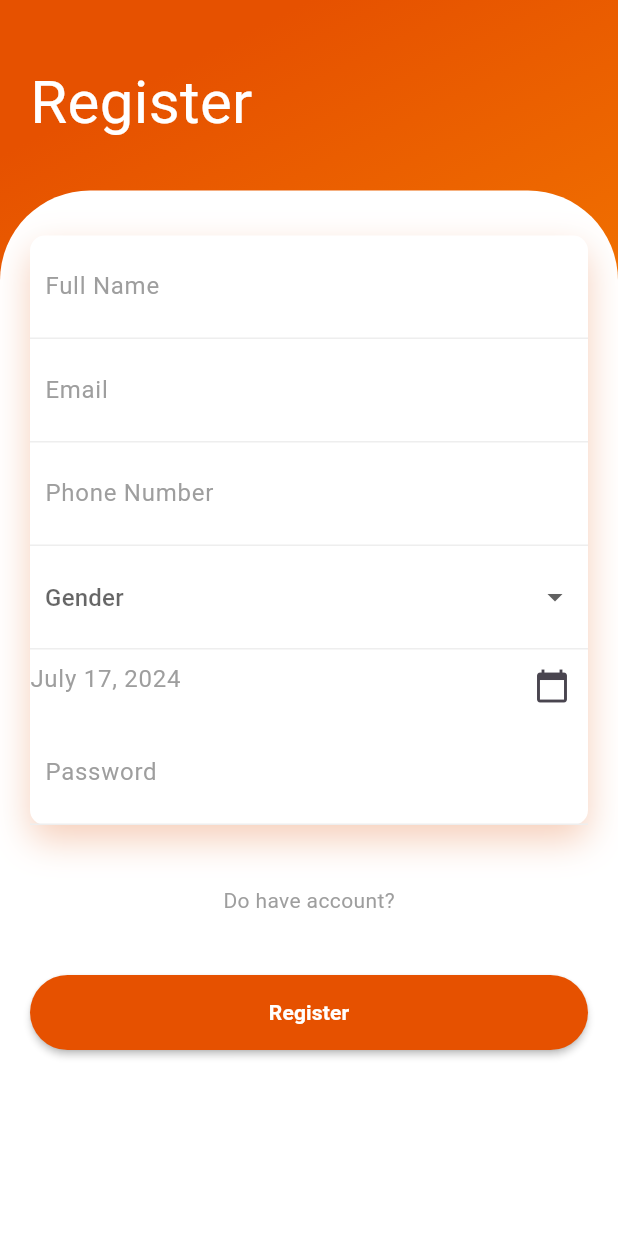
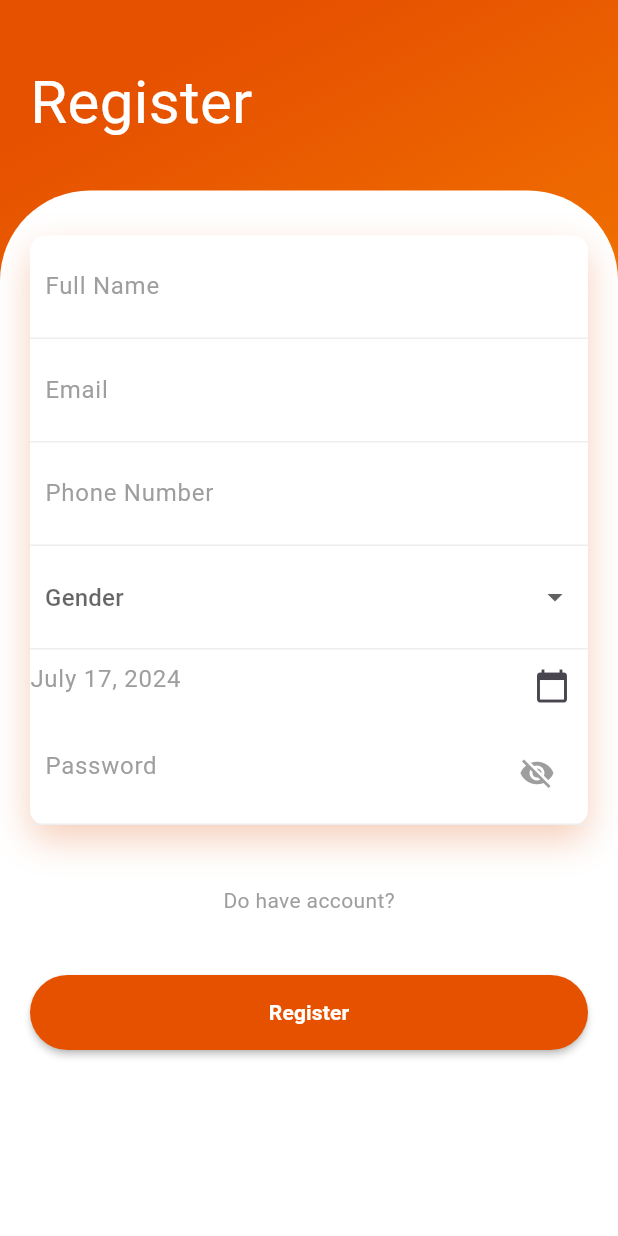
Before and after one commit to IbrahimSaada/login, a Flutter app: the RegisterPage screen opened directly, on a phone screen of 412 x 824 dp. Run offline on Flutter 3.47's test engine with Material 3 defaults, Android fonts, the phone set to English and light mode, and no system bars; our stand-ins replace animate_do.

Commit message:
add option to show paasword

```diff
--- a/lib/login/register.dart
+++ b/lib/login/register.dart
@@ -21,8 +21,15 @@ class MyApp extends StatelessWidget {
   }
 }
 
-class RegisterPage extends StatelessWidget {
+class RegisterPage extends StatefulWidget {
   const RegisterPage({super.key});
+
+  @override
+  _RegisterPageState createState() => _RegisterPageState();
+}
+
+class _RegisterPageState extends State<RegisterPage> {
+  bool _obscureText = true;
 
   @override
   Widget build(BuildContext context) {
@@ -157,12 +164,24 @@ class RegisterPage extends StatelessWidget {
                                         border: Border(
                                             bottom: BorderSide(
                                                 color: Colors.grey.shade200))),
-                                    child: const TextField(
-                                      obscureText: true,
+                                    child: TextField(
+                                      obscureText: _obscureText,
                                       decoration: InputDecoration(
-                                          hintText: "Password",
-                                          hintStyle: TextStyle(color: Colors.grey),
-                                          border: InputBorder.none),
+                                        hintText: "Password",
+                                        hintStyle: TextStyle(color: Colors.grey),
+                                        border: InputBorder.none,
+                                        suffixIcon: IconButton(
+                                          icon: Icon(
+                                            _obscureText ? Icons.visibility_off : Icons.visibility,
+                                            color: Colors.grey,
+                                          ),
+onPressed: () {
+                                            setState(() {
+                                              _obscureText = !_obscureText;
+                                            });
+                                          },
+                                        ),
+                                      ),
                                     ),
                                   ),
                                 ],
```
